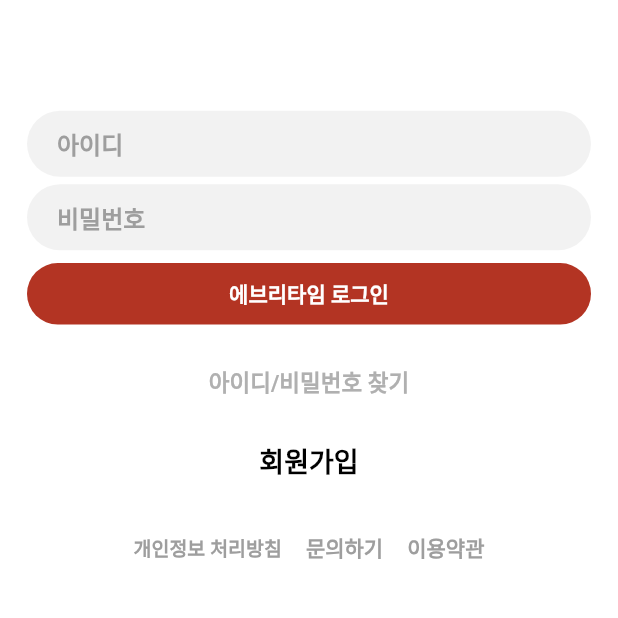
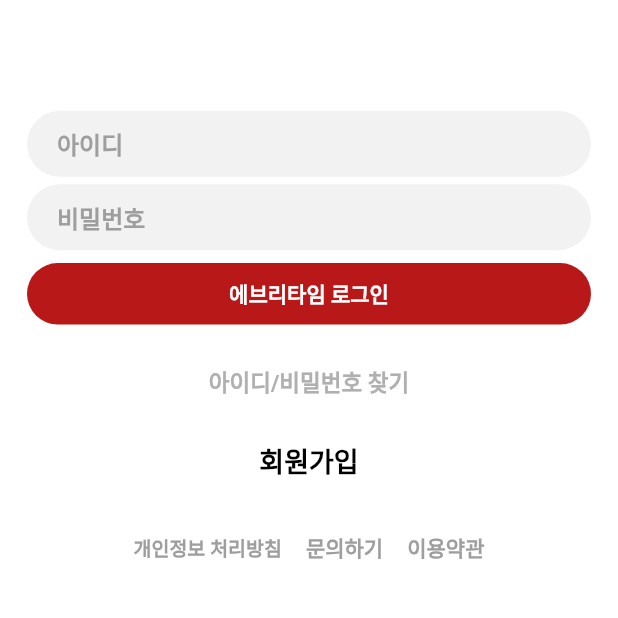
Before and after one commit to Caste-Untouchable/everytime-front, a Flutter app: the screen it shows after launch, after a tap on "로그인 화면", on a phone screen of 412 x 824 dp, the part 330-948 px from its top. Run offline on Flutter 3.47's test engine with Material 2 defaults, Android fonts, the phone set to English and light mode, and no system bars; our stand-ins replace flutter_html; missing offline and left inert: configurable_expansion_tile_null_safety, ellipsis_overflow_text; network calls fail.

Commit message:
feat: 에브리타임 red color 변경
Signed-off-by: HeeRyun, Jin(qwertycvb) <jins4218@gmail.com>

```diff
--- a/lib/const.dart
+++ b/lib/const.dart
@@ -3,6 +3,6 @@
 class EveryTimeColor {
   static const bulb = Color(0xFFFFCC1C);
   static const cyan = Color(0xFF0CA5AF);
-  static const red = Color(0xFFB33423);
+  static const red = Color(0xFFB81918);
   static const todo = Color(0xFF88BAFF);
 }
```
